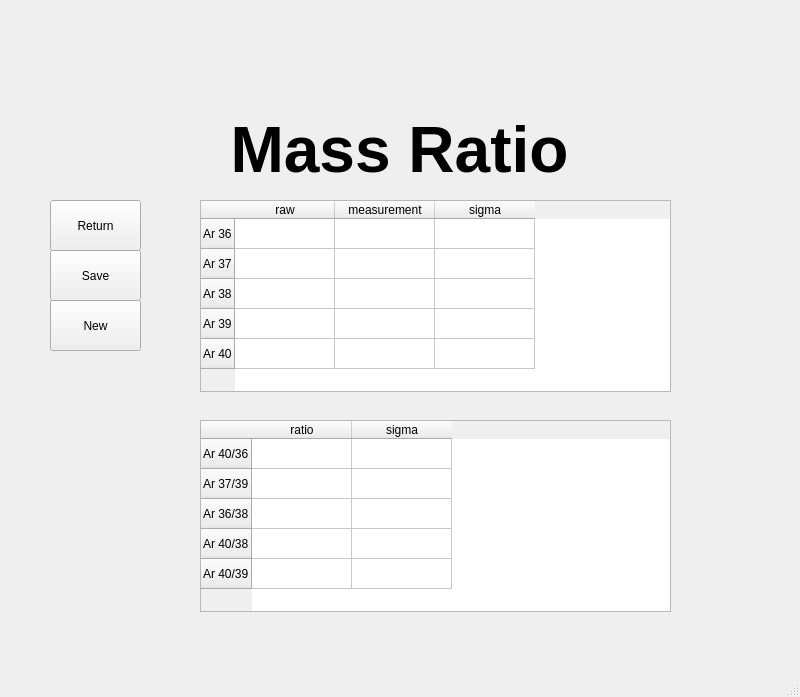
Qt form UI/MassRatio.ui (AndrewLiu0725/pyADR) before a commit.
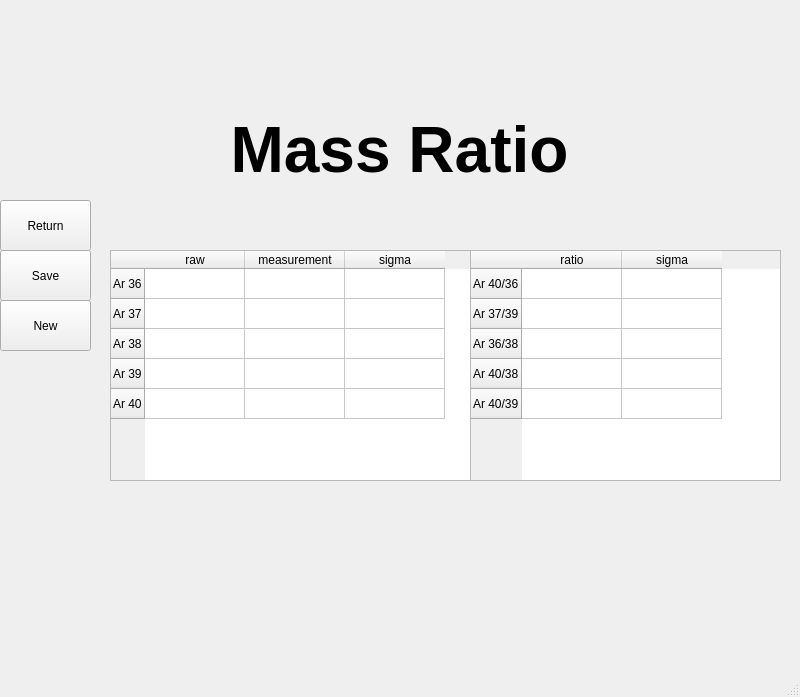
The same form after that commit.

The edit to the form file:
```diff
--- a/UI/MassRatio.ui
+++ b/UI/MassRatio.ui
@@ -30,7 +30,7 @@
    <widget class="QPushButton" name="return_2">
     <property name="geometry">
      <rect>
-      <x>50</x>
+      <x>0</x>
       <y>200</y>
       <width>91</width>
       <height>51</height>
@@ -43,7 +43,7 @@
    <widget class="QPushButton" name="save">
     <property name="geometry">
      <rect>
-      <x>50</x>
+      <x>0</x>
       <y>250</y>
       <width>91</width>
       <height>51</height>
@@ -56,7 +56,7 @@
    <widget class="QPushButton" name="new_2">
     <property name="geometry">
      <rect>
-      <x>50</x>
+      <x>0</x>
       <y>300</y>
       <width>91</width>
       <height>51</height>
@@ -69,10 +69,10 @@
    <widget class="QTableWidget" name="ValueTable">
     <property name="geometry">
      <rect>
-      <x>200</x>
-      <y>200</y>
-      <width>471</width>
-      <height>192</height>
+      <x>110</x>
+      <y>250</y>
+      <width>361</width>
+      <height>231</height>
      </rect>
     </property>
     <row>
@@ -119,10 +119,10 @@
    <widget class="QTableWidget" name="RatioTable">
     <property name="geometry">
      <rect>
-      <x>200</x>
-      <y>420</y>
-      <width>471</width>
-      <height>192</height>
+      <x>470</x>
+      <y>250</y>
+      <width>311</width>
+      <height>231</height>
      </rect>
     </property>
     <row>
```
